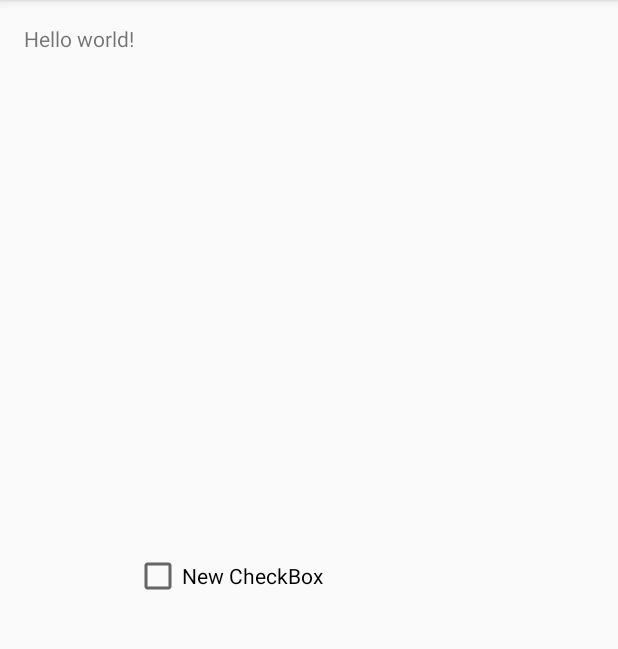
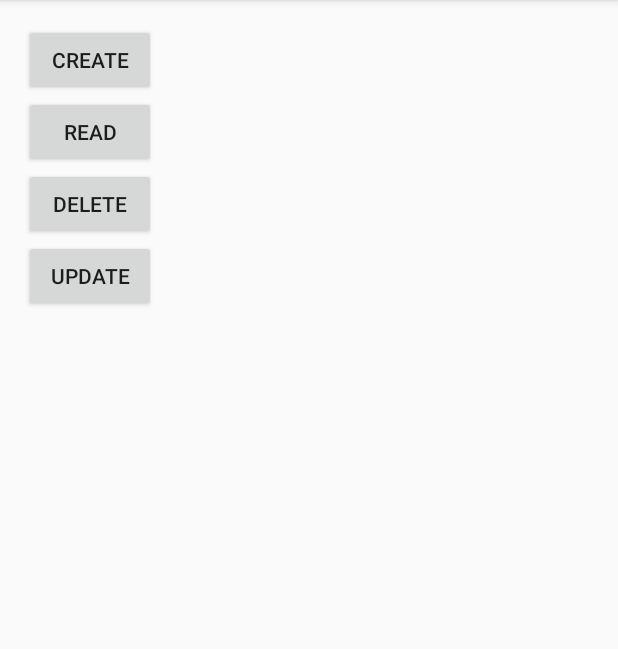
Before and after one commit to msalivar/Freya, an Android app: the screen it shows after launch (MainActivity), on a phone screen of 412 x 824 dp, the part 84-733 px from its top. Run offline under Robolectric (Android 15) with nearby library versions, the phone set to English and light mode, and no system bars.

Commit message:
Add Buttons for testing

```diff
--- a/app/src/main/java/com/example/cil/freya/MainActivity.java
+++ b/app/src/main/java/com/example/cil/freya/MainActivity.java
@@ -4,13 +4,30 @@ import android.app.Activity;
 import android.os.Bundle;
 import android.view.Menu;
 import android.view.MenuItem;
+import android.view.View;
+import android.widget.Button;
+import android.widget.TextView;
 
-public class MainActivity extends Activity {
+public class MainActivity extends Activity implements View.OnClickListener {
+
+    Button create, read, update, delete;
+    TextView createText;
 
     @Override
     protected void onCreate(Bundle savedInstanceState) {
         super.onCreate(savedInstanceState);
         setContentView(R.layout.activity_main);
+
+        create = (Button)findViewById(R.id.create);
+        read = (Button)findViewById(R.id.read);
+        update = (Button)findViewById(R.id.update);
+        delete = (Button)findViewById(R.id.delete);
+
+        create.setOnClickListener(this);
+        read.setOnClickListener(this);
+        update.setOnClickListener(this);
+        delete.setOnClickListener(this);
+
     }
 
     @Override
@@ -34,4 +51,26 @@ public class MainActivity extends Activity {
 
         return super.onOptionsItemSelected(item);
     }
+
+
+    @Override
+    public void onClick(View v) {
+
+    }
+
+    public void onClickCreate(View v) {
+        createText.setText("Test Create");
+    }
+
+    public void onClickRead(View v) {
+        createText.setText("Test Read");
+    }
+
+    public void onClickUpdate(View v){
+        createText.setText("Test Update");
+    }
+
+    public void onClickDelete(View v){
+        createText.setText("Test Delete");
+    }
 }
--- a/app/src/main/res/layout/activity_main.xml
+++ b/app/src/main/res/layout/activity_main.xml
@@ -1,20 +1,53 @@
 <RelativeLayout xmlns:android="http://schemas.android.com/apk/res/android"
     xmlns:tools="http://schemas.android.com/tools" android:layout_width="match_parent"
-    android:layout_height="match_parent" android:paddingLeft="@dimen/activity_horizontal_margin"
+    android:layout_height="fill_parent" android:paddingLeft="@dimen/activity_horizontal_margin"
     android:paddingRight="@dimen/activity_horizontal_margin"
     android:paddingTop="@dimen/activity_vertical_margin"
     android:paddingBottom="@dimen/activity_vertical_margin" tools:context=".MainActivity">
 
-    <TextView android:text="@string/hello_world" android:layout_width="wrap_content"
-        android:layout_height="wrap_content"
-        android:id="@+id/textView" />
-
-    <CheckBox
+    <Button
         android:layout_width="wrap_content"
         android:layout_height="wrap_content"
-        android:text="New CheckBox"
-        android:id="@+id/checkBox"
-        android:layout_centerVertical="true"
-        android:layout_toEndOf="@+id/textView" />
+        android:text="@string/create"
+        android:id="@+id/create"
+        android:layout_alignParentTop="true"
+        android:layout_alignParentStart="true"
+        android:onClick="onClickCreate"/>
 
+    <Button
+        android:layout_width="wrap_content"
+        android:layout_height="wrap_content"
+        android:text="@string/read"
+        android:id="@+id/read"
+        android:layout_below="@+id/create"
+        android:layout_alignStart="@+id/create"
+        android:onClick="onClickRead"/>
+
+    <Button
+        android:layout_width="wrap_content"
+        android:layout_height="wrap_content"
+        android:text="@string/delete"
+        android:id="@+id/delete"
+        android:layout_below="@+id/read"
+        android:layout_alignStart="@+id/read"
+        android:onClick="onClickDelete" />
+
+    <Button
+        android:layout_width="wrap_content"
+        android:layout_height="wrap_content"
+        android:text="@string/update"
+        android:id="@+id/update"
+        android:layout_below="@+id/delete"
+        android:layout_alignStart="@+id/delete"
+        android:onClick="onClickUpdate" />
+
+    <TextView
+        android:layout_width="wrap_content"
+        android:layout_height="wrap_content"
+        android:textAppearance="?android:attr/textAppearanceLarge"
+        android:id="@+id/createText"
+        android:layout_below="@+id/update"
+        android:layout_alignStart="@+id/update"
+        android:layout_marginTop="42dp"
+        android:layout_alignParentEnd="true" />
 </RelativeLayout>
--- a/app/src/main/res/values/strings.xml
+++ b/app/src/main/res/values/strings.xml
@@ -1,6 +1,9 @@
 <resources>
     <string name="app_name">Freya</string>
+    <string name="action_settings"></string>
+    <string name="create">Create</string>
+    <string name="read">Read</string>
+    <string name="update">Update</string>
+    <string name="delete">Delete</string>
 
-    <string name="hello_world">Hello world!</string>
-    <string name="action_settings">Settings</string>
 </resources>
```
Also changed, not shown: 2 other files.
